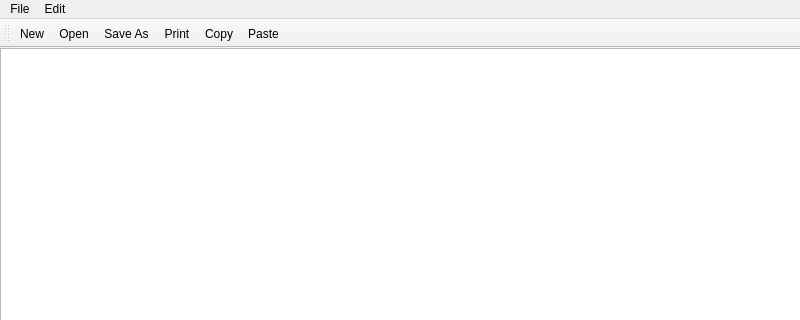
The window that Notepad/mainwindow.ui (retrotechie/rt-cpp-tryout) describes before a commit, drawn with Qt 5; both pictures show x 0 to 800 and y 0 to 320 of the 800 by 604 pixel window.
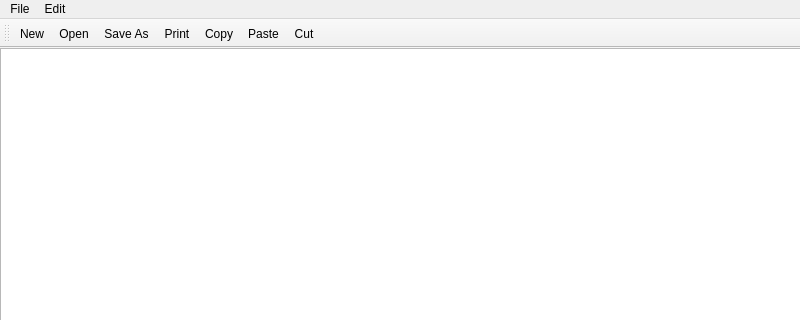
The same window after the commit. Icons and pictures are not drawn.

Commit message:
feat: perform `Cut` action
Issue #2

The edit to the form file:
```diff
--- a/Notepad/mainwindow.ui
+++ b/Notepad/mainwindow.ui
@@ -79,6 +79,7 @@
    <addaction name="actionPrint"/>
    <addaction name="actionCopy"/>
    <addaction name="actionPaste"/>
+   <addaction name="actionCut"/>
   </widget>
   <action name="actionNew">
    <property name="icon">
```
Left out of the diff: 4 changed lines with no effect on the pictures. The commit also changes 2 other files.
